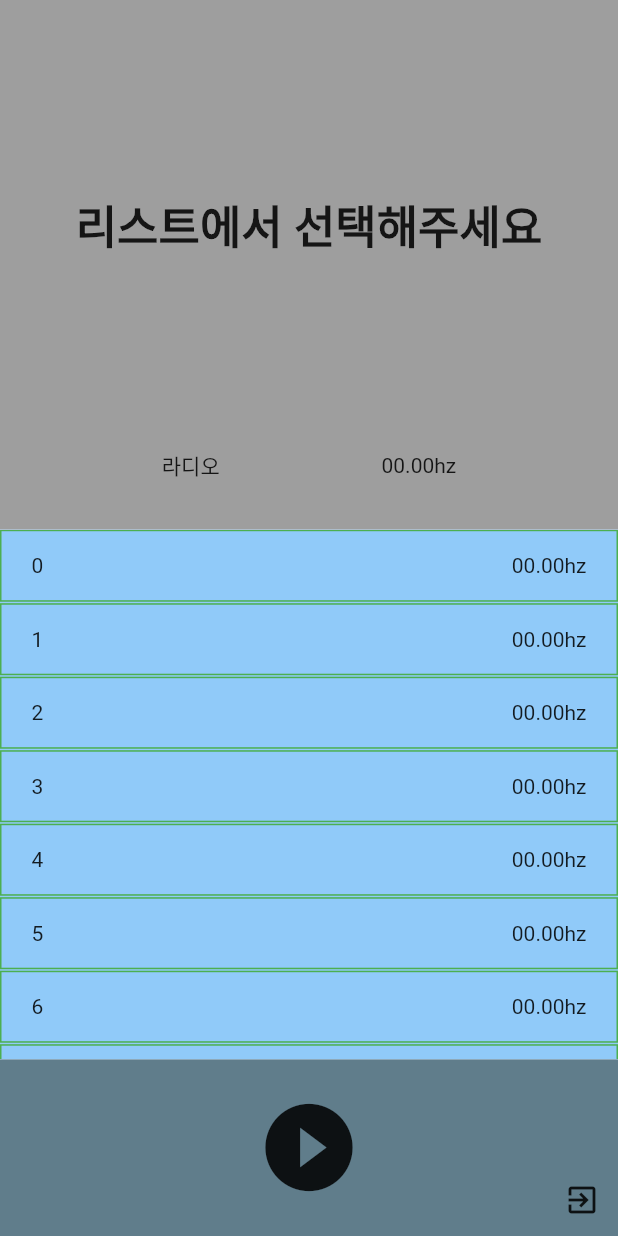
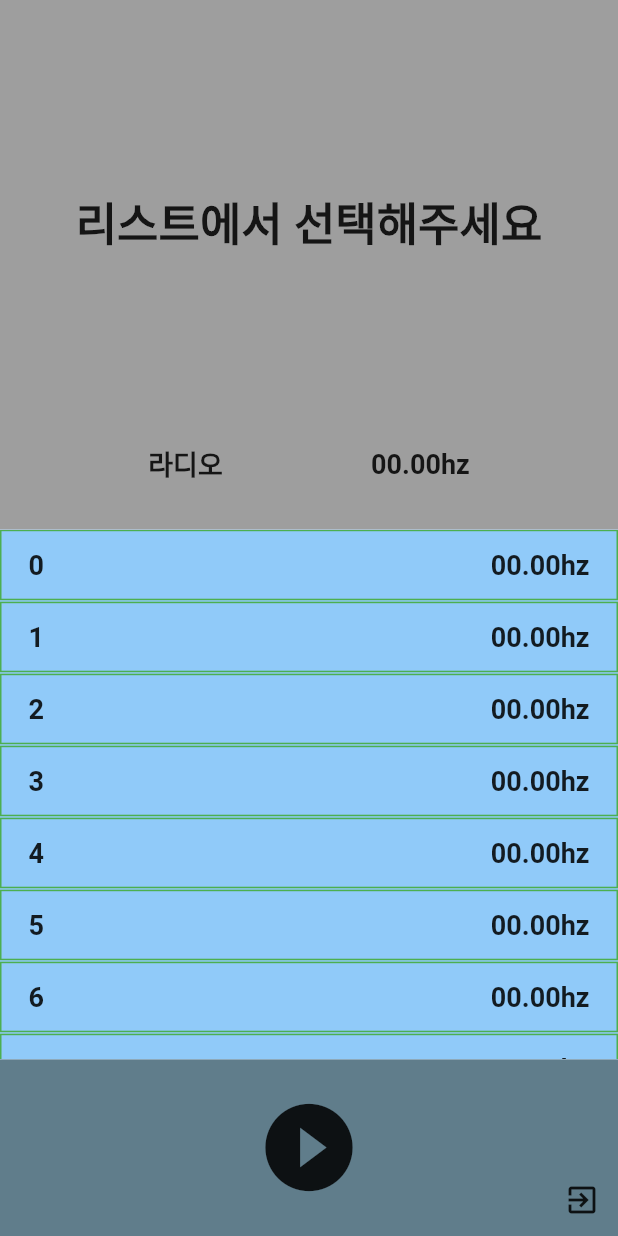
Before and after one commit to pwh9882/webradio_with_flutter, a Flutter app: the screen it shows after launch, on a phone screen of 412 x 824 dp. Run offline on Flutter 3.47's test engine with Material 2 defaults, Android fonts, the phone set to English and light mode, and no system bars.

Commit message:
fontsize, weight 조정

```diff
--- a/lib/screens/home_page.dart
+++ b/lib/screens/home_page.dart
@@ -39,8 +39,20 @@ class _HomePageState extends State<HomePage> {
                   child: Row(
                     mainAxisAlignment: MainAxisAlignment.spaceEvenly,
                     children: const [
-                      Text('라디오'),
-                      Text('00.00hz'),
+                      Text(
+                        '라디오',
+                        style: TextStyle(
+                          fontSize: 18,
+                          fontWeight: FontWeight.w600,
+                        ),
+                      ),
+                      Text(
+                        '00.00hz',
+                        style: TextStyle(
+                          fontSize: 18,
+                          fontWeight: FontWeight.w600,
+                        ),
+                      ),
                     ],
                   ),
                 ),
@@ -59,7 +71,7 @@ class _HomePageState extends State<HomePage> {
               itemBuilder: (context, index) {
                 return Container(
                   padding:
-                      const EdgeInsets.symmetric(vertical: 15, horizontal: 20),
+                      const EdgeInsets.symmetric(vertical: 12, horizontal: 18),
                   decoration: BoxDecoration(
                     border: Border.all(
                       color: Colors.green,
@@ -68,8 +80,20 @@ class _HomePageState extends State<HomePage> {
                   child: Row(
                     mainAxisAlignment: MainAxisAlignment.spaceBetween,
                     children: [
-                      Text('$index'),
-                      const Text('00.00hz'),
+                      Text(
+                        '$index',
+                        style: const TextStyle(
+                          fontSize: 18,
+                          fontWeight: FontWeight.w600,
+                        ),
+                      ),
+                      const Text(
+                        '00.00hz',
+                        style: TextStyle(
+                          fontSize: 18,
+                          fontWeight: FontWeight.w600,
+                        ),
+                      ),
                     ],
                   ),
                 );
@@ -89,12 +113,14 @@ class _HomePageState extends State<HomePage> {
               mainAxisAlignment: MainAxisAlignment.center,
               children: [
                 const Expanded(child: SizedBox()),
-                IconButton(
-                    iconSize: 70,
-                    onPressed: () {
-                      print("play clicked");
-                    },
-                    icon: const Icon(Icons.play_circle_fill)),
+                Center(
+                  child: IconButton(
+                      iconSize: 70,
+                      onPressed: () {
+                        print("play clicked");
+                      },
+                      icon: const Icon(Icons.play_circle_fill)),
+                ),
                 Expanded(
                   child: Column(
                     mainAxisAlignment: MainAxisAlignment.end,
```
